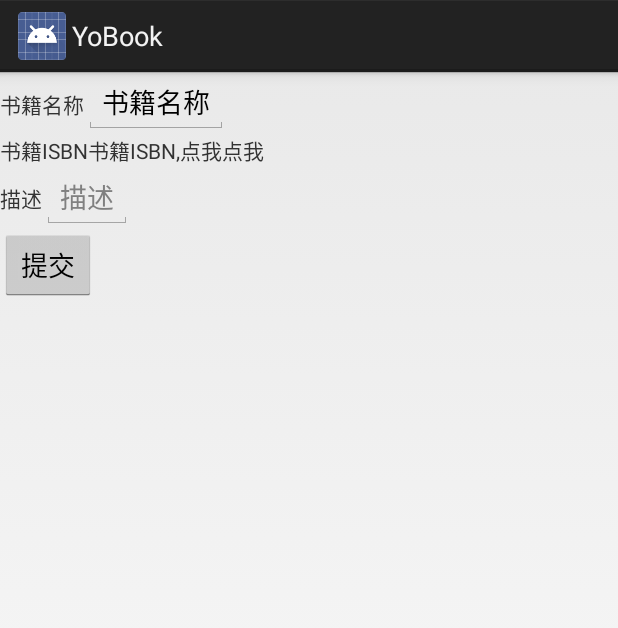
After one commit to narakai/client_android, an Android app: the fragment AddBookFragment shown on its own in the app's theme, on a phone screen of 412 x 824 dp. The commit adds this screen. Shown: the top 628 px of the screen. Run offline under Robolectric (Android 15) with nearby library versions, the phone set to English and light mode, and no system bars.

Commit message:
1.添加书籍的简单页面 2.将扫码功能转移进添加书籍的页面中。

```diff
--- /dev/null
+++ b/app/src/main/java/com/yobook/activity/AddBookFragment.java
@@ -0,0 +1,95 @@
+package com.yobook.activity;
+
+import android.app.Activity;
+import android.content.Intent;
+import android.os.Bundle;
+import android.os.Looper;
+import android.text.TextUtils;
+import android.util.Log;
+import android.view.LayoutInflater;
+import android.view.View;
+import android.view.ViewGroup;
+import android.widget.EditText;
+import android.widget.TextView;
+import android.widget.Toast;
+
+import com.yobook.R;
+import com.yobook.eventbus.EventBus;
+import com.yobook.eventbus.entry.ISBNCodeEvent;
+
+/**
+ *
+ */
+public class AddBookFragment  extends BaseFragment {
+    public static final String TAG = AddBookFragment.class.getName();
+    EditText mBookNameEd;
+    TextView mBookISBNView;
+    EditText mBookDesc;
+    View mSubmitView;
+
+    @Override
+    public View onCreateView(LayoutInflater inflater, ViewGroup container, Bundle savedInstanceState) {
+        View root = inflater.inflate(R.layout.fragment_addbook,container,false);
+        return root;
+    }
+
+
+    @Override
+    public void onStart() {
+        View rootView = getView();
+        mBookNameEd = (EditText)rootView.findViewById(R.id.addBookFragment_book);
+        mBookISBNView = (TextView)rootView.findViewById(R.id.addBookFragment_isbn);
+        mSubmitView = rootView.findViewById(R.id.addBookFragment_submit);
+
+        mBookISBNView.setOnClickListener(mClickListener);
+
+        super.onStart();
+    }
+
+    private View.OnClickListener mClickListener = new View.OnClickListener() {
+        @Override
+        public void onClick(View v) {
+            switch(v.getId()) {
+                case R.id.addBookFragment_isbn:
+                    startActivity(new Intent(getActivity(), ScanISBNCodeActivity.class));
+                    break;
+                case R.id.addBookFragment_submit:
+                    if(TextUtils.isEmpty(mBookISBNView.getText())
+                            || TextUtils.isEmpty(mBookNameEd.getText())) {
+                        Toast.makeText(getActivity(), R.string.toast_name_sn_both_null , Toast.LENGTH_LONG).show();
+                        return ;
+                    }
+                    break;
+            }
+
+        }
+    };
+
+    /**
+     * Called when a fragment is first attached to its activity.
+     * {@link #onCreate(android.os.Bundle)} will be called after this.
+     *
+     * @param activity
+     */
+    @Override
+    public void onAttach(Activity activity) {
+        super.onAttach(activity);
+        EventBus.getDefault().register(this);
+    }
+
+    /**
+     * Called when the fragment is no longer attached to its activity.  This
+     * is called after {@link #onDestroy()}.
+     */
+    @Override
+    public void onDetach() {
+        super.onDetach();
+        EventBus.getDefault().unregister(this);
+    }
+
+    public void onEventMainThread(ISBNCodeEvent event) {
+        Log.i(TAG, "ISBNCode:" + event.getISBNCode() + "\tMainThread:" +
+                (Looper.myLooper() == Looper.getMainLooper()));
+        mBookISBNView.setText(event.getISBNCode());
+    }
+}
--- a/app/src/main/java/com/yobook/activity/NavigationDrawerFragment.java
+++ b/app/src/main/java/com/yobook/activity/NavigationDrawerFragment.java
@@ -106,7 +106,7 @@ public class NavigationDrawerFragment extends BaseFragment {
                 new String[]{
                         getString(R.string.title_section1),
                         getString(R.string.title_section2),
-                        getString(R.string.title_section3),
+                        getString(R.string.fragment_title_addBook),
                 }));
         mDrawerListView.setItemChecked(mCurrentSelectedPosition, true);
         return mDrawerListView;
--- /dev/null
+++ b/app/src/main/res/layout/fragment_addbook.xml
@@ -0,0 +1,68 @@
+<?xml version="1.0" encoding="utf-8"?>
+<LinearLayout xmlns:android="http://schemas.android.com/apk/res/android"
+    android:layout_width="match_parent" android:layout_height="match_parent"
+    android:orientation="vertical">
+
+    <!-- book name -->
+    <LinearLayout
+        android:layout_width="match_parent"
+        android:layout_height="wrap_content"
+        android:orientation="horizontal">
+        <TextView
+            android:layout_width="wrap_content"
+            android:layout_height="wrap_content"
+            android:text="@string/bookname"
+
+            />
+        <EditText
+            android:id="@+id/addBookFragment_book"
+            android:layout_width="wrap_content"
+            android:layout_height="wrap_content"
+            android:text="@string/bookname_hint"/>
+
+        </LinearLayout>
+
+    <!-- ISBN -->
+    <LinearLayout
+        android:layout_width="match_parent"
+        android:layout_height="wrap_content">
+        <TextView
+            android:layout_width="wrap_content"
+            android:layout_height="wrap_content"
+            android:text="@string/bookISBN"
+            />
+        <TextView
+            android:id="@+id/addBookFragment_isbn"
+            android:layout_width="wrap_content"
+            android:layout_height="wrap_content"
+            android:text="@string/bookISBN_hint"/>
+
+        </LinearLayout>
+
+    <!-- description -->
+    <LinearLayout
+        android:layout_width="wrap_content"
+        android:layout_height="wrap_content">
+        <TextView
+            android:layout_width="wrap_content"
+            android:layout_height="wrap_content"
+            android:text="@string/description"
+            />
+        <EditText
+            android:id="@+id/addBookFragment_description"
+            android:layout_width="wrap_content"
+            android:layout_height="wrap_content"
+            android:hint="@string/description_hint"
+            />
+
+        </LinearLayout>
+
+    <!-- submit -->
+    <Button
+        android:id="@+id/addBookFragment_submit"
+        android:layout_width="wrap_content"
+        android:layout_height="wrap_content"
+        android:text="@string/submit"
+        />
+
+</LinearLayout>
--- a/app/src/main/res/values/strings.xml
+++ b/app/src/main/res/values/strings.xml
@@ -4,7 +4,6 @@
     <string name="app_name">YoBook</string>
     <string name="title_section1">Section 1</string>
     <string name="title_section2">Section 2</string>
-    <string name="title_section3">Section 3</string>
     <string name="navigation_drawer_open">Open navigation drawer</string>
     <string name="navigation_drawer_close">Close navigation drawer</string>
     <string name="action_example">Example action</string>
@@ -18,12 +17,26 @@
 
     <string name="hello_world">Hello world!</string>
 
+    <string name="fragment_title_addBook">添加书籍</string>
+
+    <!-- AddBook Fragment start -->
+    <string name="bookname">书籍名称</string>
+    <string name="bookname_hint">书籍名称</string>
+    <string name="bookISBN">书籍ISBN</string>
+    <string name="bookISBN_hint">书籍ISBN,点我点我</string>
+    <string name="description">描述</string>
+    <string name="description_hint">描述</string>
+    <string name="submit">提交</string>
+    <string name="toast_name_sn_both_null">书籍名称与ISBN不能同时为空！</string>
+    <!-- AddBook Fragment end -->
+
     <!-- the value below used in test function -->
     <string name="test_login">TestLogin</string>
     <string name="test_logout">TestLogout</string>
     <string name="test_register">TestRegister</string>
     <string name="test_readISBN">TestReadISBN</string>
     <string name="test_readBookInfo">TestReadBookInfo</string>
+    <string name="test_uploadBookInfo">TestUploadBookInfo</string>
     <string name="test_readUserInfo">TestReadUserInfo</string>
     <string name="test_serverTime">TestServerTime</string>
 
```
Also changed, not shown: app/src/main/java/com/yobook/activity/MainActivity.java (+16 -4 lines), app/src/main/java/com/yobook/model/BookInfo.java (renamed from app/src/main/java/com/yobook/model/Book.java, +8 -1 lines).
